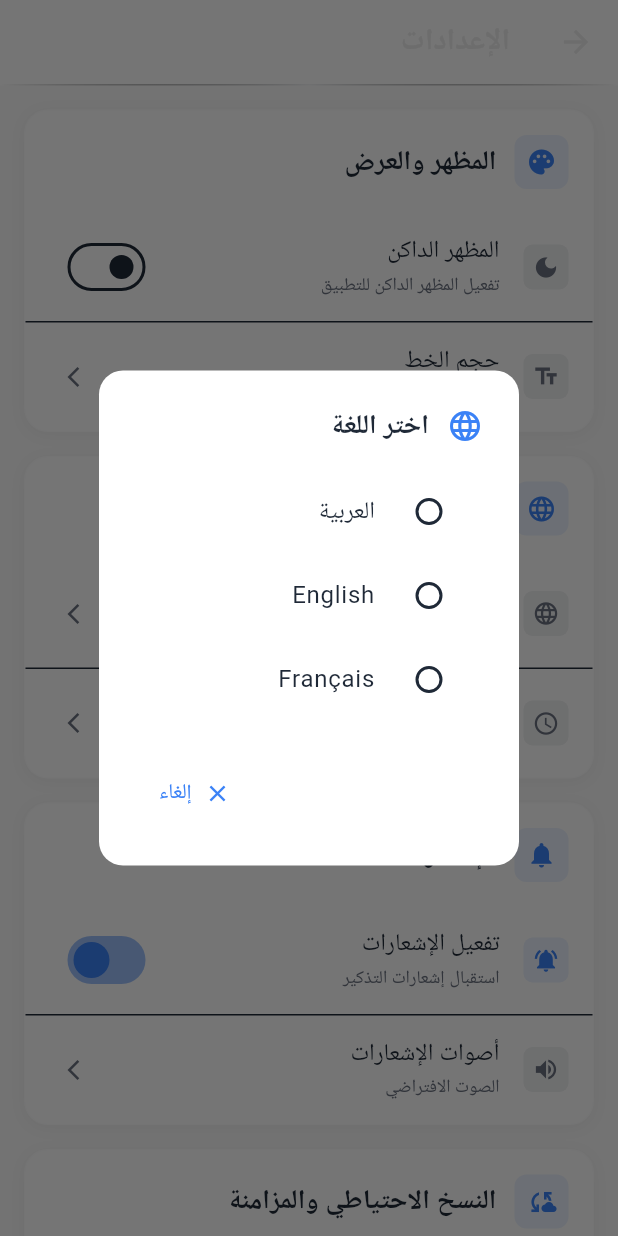
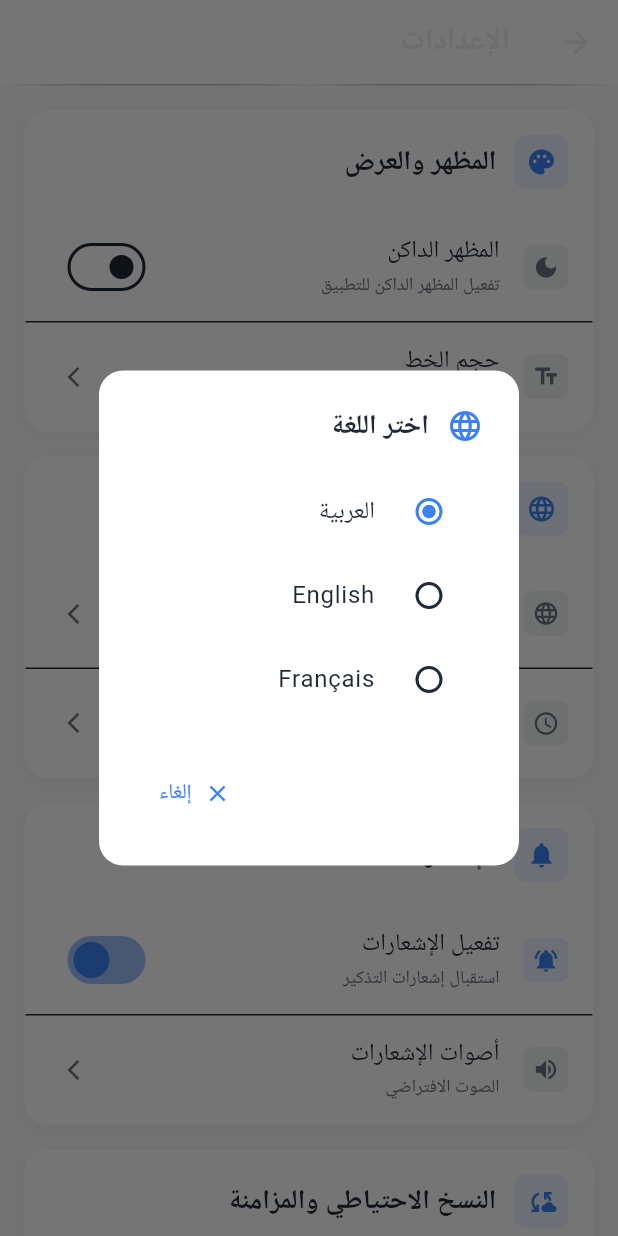
Before and after one commit to Mohamed03-T/Notes-App, a Flutter app: the SettingsScreen screen opened directly, after a tap on "اللغة", on a phone screen of 412 x 824 dp. Run offline on Flutter 3.47's test engine with Material 3 defaults, Android fonts, the light colour scheme and no system bars; our stand-ins replace shared_preferences; accounts and stored records are empty; generated files the repository leaves out were written again.

Commit message:
new lang spprt

```diff
--- a/lib/screens/settings/settings_screen.dart
+++ b/lib/screens/settings/settings_screen.dart
@@ -210,12 +210,12 @@ class _SettingsScreenState extends State<SettingsScreen> {
 
                 // قسم حول التطبيق
                 _buildSectionCard(
-                  title: 'حول التطبيق',
+                  title: l10n.aboutApp,
                   icon: Icons.info,
                   children: [
                     _buildListTile(
-                      title: 'الإصدار',
-                      subtitle: '1.0.0',
+                      title: l10n.version,
+                      subtitle: '',
                       icon: Icons.verified,
                       onTap: () {
                         _showAboutDialog();
@@ -223,8 +223,8 @@ class _SettingsScreenState extends State<SettingsScreen> {
                     ),
                     const Divider(height: 1),
                     _buildListTile(
-                      title: 'مطور التطبيق',
-                      subtitle: 'Mohamed03-T',
+                      title: l10n.developer,
+                      subtitle: '',
                       icon: Icons.person,
                       onTap: () {
                         ScaffoldMessenger.of(context).showSnackBar(
@@ -371,6 +371,7 @@ class _SettingsScreenState extends State<SettingsScreen> {
   }
 
   void _showLanguageDialog() {
+    final l10n = AppLocalizations.of(context)!;
     showDialog(
       context: context,
       builder: (BuildContext context) {
@@ -388,51 +389,27 @@ class _SettingsScreenState extends State<SettingsScreen> {
               ),
               const SizedBox(width: 12),
               Text(
-                'اختر اللغة',
+                l10n.selectLanguage,
                 style: Theme.of(context).textTheme.titleLarge,
               ),
             ],
           ),
           content: Column(
             mainAxisSize: MainAxisSize.min,
-            children: [
-              RadioListTile<String>(
-                title: Text('العربية', style: Theme.of(context).textTheme.bodyLarge),
-                value: 'العربية',
-                groupValue: _selectedLanguage,
+            children: LanguageManager.instance.supportedLanguages.map((lang) {
+              return RadioListTile<String>(
+                title: Text(lang['name']!, style: Theme.of(context).textTheme.bodyLarge),
+                value: lang['code']!,
+                groupValue: LanguageManager.instance.currentLocale.languageCode,
                 activeColor: Theme.of(context).colorScheme.primary,
-                onChanged: (value) {
-                  setState(() {
-                    _selectedLanguage = value!;
-                  });
+                onChanged: (value) async {
+                  if (value != null) {
+                    await LanguageManager.instance.changeLanguage(value);
+                  }
                   Navigator.pop(context);
                 },
-              ),
-              RadioListTile<String>(
-                title: Text('English', style: Theme.of(context).textTheme.bodyLarge),
-                value: 'English',
-                groupValue: _selectedLanguage,
-                activeColor: Theme.of(context).colorScheme.primary,
-                onChanged: (value) {
-                  setState(() {
-                    _selectedLanguage = value!;
-                  });
-                  Navigator.pop(context);
-                },
-              ),
-              RadioListTile<String>(
-                title: Text('Français', style: Theme.of(context).textTheme.bodyLarge),
-                value: 'Français',
-                groupValue: _selectedLanguage,
-                activeColor: Theme.of(context).colorScheme.primary,
-                onChanged: (value) {
-                  setState(() {
-                    _selectedLanguage = value!;
-                  });
-                  Navigator.pop(context);
-                },
-              ),
-            ],
+              );
+            }).toList(),
           ),
           actions: [
             TextButton.icon(
@@ -443,7 +420,7 @@ class _SettingsScreenState extends State<SettingsScreen> {
                 color: Theme.of(context).colorScheme.primary,
               ),
               label: Text(
-                'إلغاء',
+                l10n.cancel,
                 style: TextStyle(color: Theme.of(context).colorScheme.primary),
               ),
             ),
@@ -454,6 +431,7 @@ class _SettingsScreenState extends State<SettingsScreen> {
   }
 
   void _showAboutDialog() {
+    final l10n = AppLocalizations.of(context)!;
     showDialog(
       context: context,
       builder: (BuildContext context) {
@@ -478,7 +456,7 @@ class _SettingsScreenState extends State<SettingsScreen> {
               ),
               const SizedBox(width: 12),
               Text(
-                'تطبيق الملاحظات',
+                l10n.appTitle,
                 style: Theme.of(context).textTheme.titleLarge,
               ),
             ],
```
